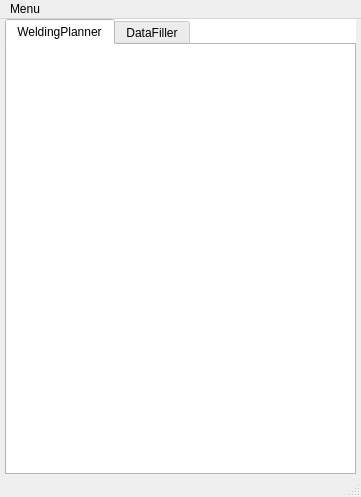
Qt form app/gui/mainwindow.ui (FiveFires/MasterPlanner) before a commit.
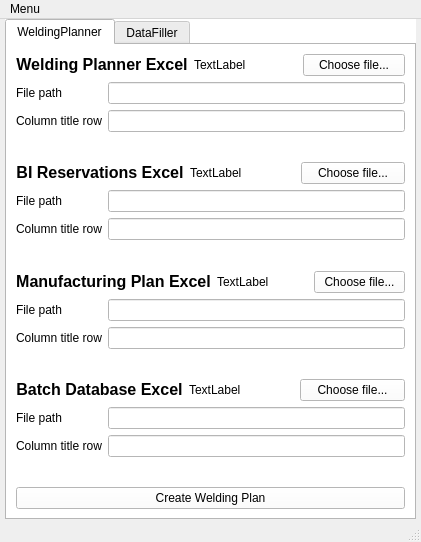
The same form after that commit. The open tabs and pages were chosen to show the change. Icons and pictures are not drawn.

Commit message: Both DataFiller and WeldingPlanner are now accessible through UI.

What changed in the file:
```diff
--- a/app/gui/mainwindow.ui
+++ b/app/gui/mainwindow.ui
@@ -6,8 +6,8 @@
    <rect>
     <x>0</x>
     <y>0</y>
-    <width>361</width>
-    <height>497</height>
+    <width>421</width>
+    <height>542</height>
    </rect>
   </property>
   <property name="sizePolicy">
@@ -531,6 +531,241 @@
        <attribute name="title">
         <string>WeldingPlanner</string>
        </attribute>
+       <layout class="QGridLayout" name="gridLayout_3">
+        <item row="0" column="0">
+         <layout class="QVBoxLayout" name="verticalLayout_2">
+          <item>
+           <layout class="QFormLayout" name="formLayout_3">
+            <item row="0" column="0" colspan="2">
+             <layout class="QHBoxLayout" name="horizontalLayout_3">
+              <item>
+               <widget class="QLabel" name="label_15">
+                <property name="text">
+                 <string>&lt;html&gt;&lt;head/&gt;&lt;body&gt;&lt;p align=&quot;center&quot;&gt;&lt;span style=&quot; font-size:12pt; font-weight:700;&quot;&gt;Welding Planner Excel&lt;/span&gt;&lt;/p&gt;&lt;/body&gt;&lt;/html&gt;</string>
+                </property>
+               </widget>
+              </item>
+              <item>
+               <widget class="QLabel" name="welding_planner_excel_icon">
+                <property name="text">
+                 <string>TextLabel</string>
+                </property>
+               </widget>
+              </item>
+              <item>
+               <widget class="QPushButton" name="welding_planner_browse_file_button">
+                <property name="text">
+                 <string>Choose file...</string>
+                </property>
+                <property name="icon">
+                 <iconset>
+                  <normaloff>resources/icons/browse_files_icon.png</normaloff>resources/icons/browse_files_icon.png</iconset>
+                </property>
+               </widget>
+              </item>
+             </layout>
+            </item>
+            <item row="1" column="0">
+             <widget class="QLabel" name="label_24">
+              <property name="text">
+               <string>File path</string>
+              </property>
+             </widget>
+            </item>
+            <item row="1" column="1">
+             <widget class="QLineEdit" name="welding_planner_fpath_ledit"/>
+            </item>
+            <item row="2" column="0">
+             <widget class="QLabel" name="label_25">
+              <property name="text">
+               <string>Column title row</string>
+              </property>
+             </widget>
+            </item>
+            <item row="2" column="1">
+             <widget class="QLineEdit" name="welding_planner_col_title_row_ledit"/>
+            </item>
+           </layout>
+          </item>
+          <item>
+           <layout class="QFormLayout" name="formLayout_4">
+            <item row="0" column="0" colspan="2">
+             <layout class="QHBoxLayout" name="horizontalLayout_4">
+              <item>
+               <widget class="QLabel" name="label_16">
+                <property name="text">
+                 <string>&lt;html&gt;&lt;head/&gt;&lt;body&gt;&lt;p align=&quot;center&quot;&gt;&lt;span style=&quot; font-size:12pt; font-weight:700;&quot;&gt;BI Reservations Excel&lt;/span&gt;&lt;/p&gt;&lt;/body&gt;&lt;/html&gt;</string>
+                </property>
+               </widget>
+              </item>
+              <item>
+               <widget class="QLabel" name="bi_reser_excel_icon">
+                <property name="text">
+                 <string>TextLabel</string>
+                </property>
+               </widget>
+              </item>
+              <item>
+               <widget class="QPushButton" name="bi_reser_browse_file_button">
+                <property name="text">
+                 <string>Choose file...</string>
+                </property>
+                <property name="icon">
+                 <iconset>
+                  <normaloff>resources/icons/browse_files_icon.png</normaloff>resources/icons/browse_files_icon.png</iconset>
+                </property>
+               </widget>
+              </item>
+             </layout>
+            </item>
+            <item row="1" column="0">
+             <widget class="QLabel" name="label_26">
+              <property name="text">
+               <string>File path</string>
+              </property>
+             </widget>
+            </item>
+            <item row="1" column="1">
+             <widget class="QLineEdit" name="bi_reser_fpath_ledit"/>
+            </item>
+            <item row="2" column="0">
+             <widget class="QLabel" name="label_27">
+              <property name="text">
+               <string>Column title row</string>
+              </property>
+             </widget>
+            </item>
+            <item row="2" column="1">
+             <widget class="QLineEdit" name="bi_reser_col_title_row_ledit"/>
+            </item>
+           </layout>
+          </item>
+          <item>
+           <layout class="QFormLayout" name="formLayout_5">
+            <item row="0" column="0" colspan="2">
+             <layout class="QHBoxLayout" name="horizontalLayout_5">
+              <item>
+               <widget class="QLabel" name="label_18">
+                <property name="text">
+                 <string>&lt;html&gt;&lt;head/&gt;&lt;body&gt;&lt;p align=&quot;center&quot;&gt;&lt;span style=&quot; font-size:12pt; font-weight:700;&quot;&gt;Manufacturing Plan Excel&lt;/span&gt;&lt;/p&gt;&lt;/body&gt;&lt;/html&gt;</string>
+                </property>
+               </widget>
+              </item>
+              <item>
+               <widget class="QLabel" name="manuf_plan_excel_icon">
+                <property name="text">
+                 <string>TextLabel</string>
+                </property>
+               </widget>
+              </item>
+              <item>
+               <widget class="QPushButton" name="manuf_plan_browse_file_button">
+                <property name="text">
+                 <string>Choose file...</string>
+                </property>
+                <property name="icon">
+                 <iconset>
+                  <normaloff>resources/icons/browse_files_icon.png</normaloff>resources/icons/browse_files_icon.png</iconset>
+                </property>
+               </widget>
+              </item>
+             </layout>
+            </item>
+            <item row="1" column="0">
+             <widget class="QLabel" name="label_28">
+              <property name="text">
+               <string>File path</string>
+              </property>
+             </widget>
+            </item>
+            <item row="1" column="1">
+             <widget class="QLineEdit" name="manuf_plan_fpath_ledit"/>
+            </item>
+            <item row="2" column="0">
+             <widget class="QLabel" name="label_29">
+              <property name="text">
+               <string>Column title row</string>
+              </property>
+             </widget>
+            </item>
+            <item row="2" column="1">
+             <widget class="QLineEdit" name="manuf_plan_col_title_row_ledit"/>
+            </item>
+           </layout>
+          </item>
+          <item>
+           <layout class="QFormLayout" name="formLayout_6">
+            <item row="0" column="0" colspan="2">
+             <layout class="QHBoxLayout" name="horizontalLayout_6">
+              <item>
+               <widget class="QLabel" name="label_20">
+                <property name="text">
+                 <string>&lt;html&gt;&lt;head/&gt;&lt;body&gt;&lt;p align=&quot;center&quot;&gt;&lt;span style=&quot; font-size:12pt; font-weight:700;&quot;&gt;Batch Database Excel&lt;/span&gt;&lt;/p&gt;&lt;/body&gt;&lt;/html&gt;</string>
+                </property>
+               </widget>
+              </item>
+              <item>
+               <widget class="QLabel" name="batch_data_excel_icon">
+                <property name="text">
+                 <string>TextLabel</string>
+                </property>
+               </widget>
+              </item>
+              <item>
+               <widget class="QPushButton" name="batch_data_browse_file_button">
+                <property name="text">
+                 <string>Choose file...</string>
+                </property>
+                <property name="icon">
+                 <iconset>
+                  <normaloff>resources/icons/browse_files_icon.png</normaloff>resources/icons/browse_files_icon.png</iconset>
+                </property>
+               </widget>
+              </item>
+             </layout>
+            </item>
+            <item row="1" column="0">
+             <widget class="QLabel" name="label_30">
+              <property name="text">
+               <string>File path</string>
+              </property>
+             </widget>
+            </item>
+            <item row="1" column="1">
+             <widget class="QLineEdit" name="batch_data_fpath_ledit"/>
+            </item>
+            <item row="2" column="0">
+             <widget class="QLabel" name="label_31">
+              <property name="text">
+               <string>Column title row</string>
+              </property>
+             </widget>
+            </item>
+            <item row="2" column="1">
+             <widget class="QLineEdit" name="batch_data_col_title_row_ledit"/>
+            </item>
+           </layout>
+          </item>
+          <item>
+           <widget class="QPushButton" name="process_welding_planner_button">
+            <property name="text">
+             <string>Create Welding Plan</string>
+            </property>
+            <property name="icon">
+             <iconset>
+              <normaloff>resources/icons/process_files_icon.png</normaloff>resources/icons/process_files_icon.png</iconset>
+            </property>
+            <property name="iconSize">
+             <size>
+              <width>24</width>
+              <height>24</height>
+             </size>
+            </property>
+           </widget>
+          </item>
+         </layout>
+        </item>
+       </layout>
       </widget>
       <widget class="QWidget" name="data_filler_tab">
        <attribute name="icon">
@@ -800,7 +1035,7 @@
     <rect>
      <x>0</x>
      <y>0</y>
-     <width>361</width>
+     <width>421</width>
      <height>21</height>
     </rect>
    </property>
```
Left out of the diff: 10 changed lines with no effect on the pictures. The commit also changes 8 other files.
